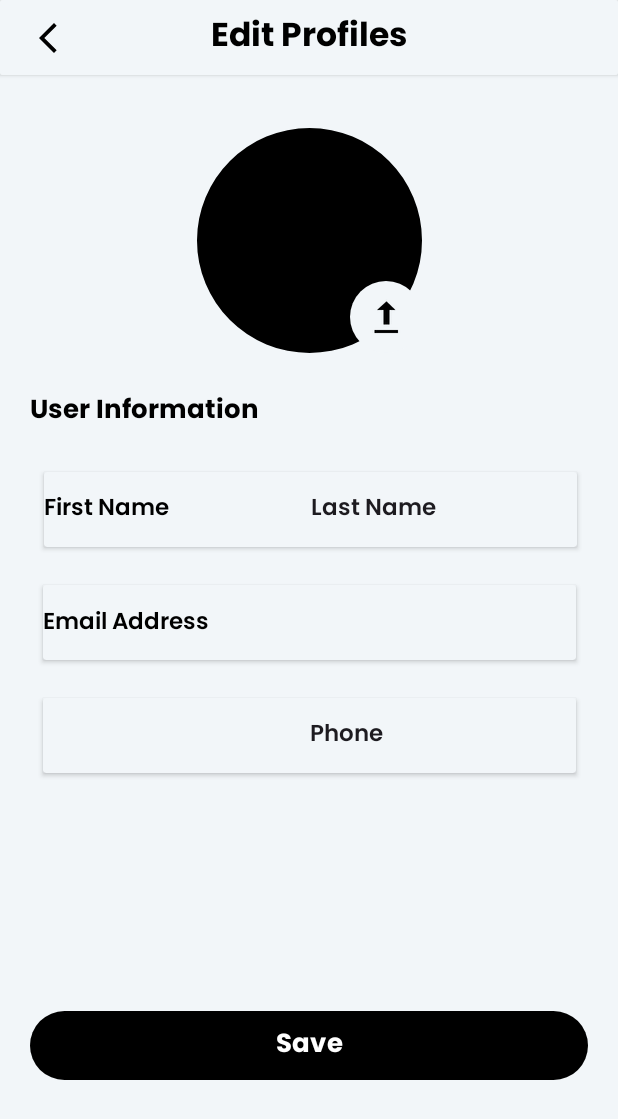
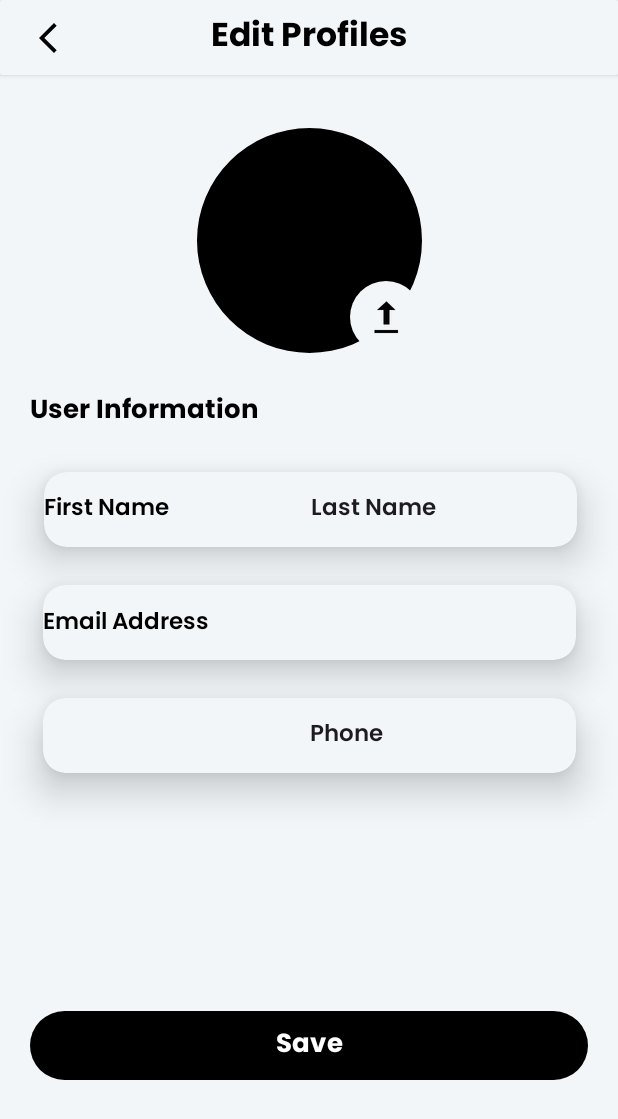
Before and after one commit to FPT-NMTung/Shopping-Android, an Android app: the layout activity_edit_profiles.xml on its own in the app's theme, with its tools: preview values and no code run, on a phone screen of 412 x 824 dp. Shown: the top 1119 px of the screen. Run offline under Robolectric (Android 15) with nearby library versions, the phone set to English and light mode, and no system bars.

Commit message:
edit layout follow login form

```diff
--- a/app/src/main/res/layout/activity_edit_profiles.xml
+++ b/app/src/main/res/layout/activity_edit_profiles.xml
@@ -108,6 +108,8 @@
         android:layout_marginRight="20dp"
         android:background="@color/mainBackGroundColor"
         android:backgroundTint="@color/mainBackGroundColor"
+        app:cardCornerRadius="15dp"
+        app:cardElevation="15dp"
         app:layout_constraintEnd_toEndOf="parent"
         app:layout_constraintHorizontal_bias="0.578"
         app:layout_constraintStart_toStartOf="parent"
@@ -163,6 +165,8 @@
         android:layout_marginRight="20dp"
         android:background="@color/mainBackGroundColor"
         android:backgroundTint="@color/mainBackGroundColor"
+        app:cardCornerRadius="15dp"
+        app:cardElevation="15dp"
         app:layout_constraintEnd_toEndOf="parent"
         app:layout_constraintStart_toStartOf="parent"
         app:layout_constraintTop_toBottomOf="@+id/cardView9">
@@ -200,6 +204,8 @@
         android:layout_marginRight="20dp"
         android:background="@color/mainBackGroundColor"
         android:backgroundTint="@color/mainBackGroundColor"
+        app:cardCornerRadius="15dp"
+        app:cardElevation="15dp"
         app:layout_constraintEnd_toEndOf="parent"
         app:layout_constraintStart_toStartOf="parent"
         app:layout_constraintTop_toBottomOf="@+id/cardViewEmail">
```
